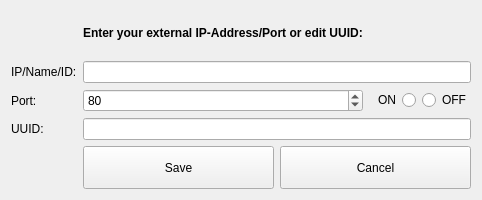
Above: ui/listener-edit.ui from berndhs/arado before the change. Below: the same form after it.
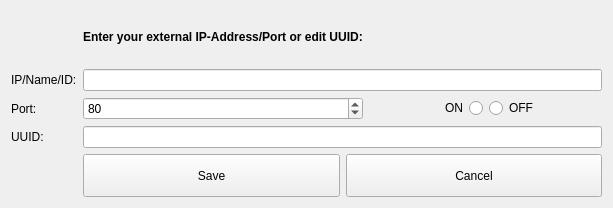
That is the form after the change. Icons and pictures are not drawn.

Commit message: removed warning cause, was harmless but ugly

```diff
--- a/ui/listener-edit.ui
+++ b/ui/listener-edit.ui
@@ -6,8 +6,8 @@
    <rect>
     <x>0</x>
     <y>0</y>
-    <width>473</width>
-    <height>200</height>
+    <width>613</width>
+    <height>208</height>
    </rect>
   </property>
   <property name="windowTitle">
@@ -155,6 +155,12 @@
     <layout class="QHBoxLayout" name="horizontalLayout">
      <item>
       <widget class="QPushButton" name="saveButton">
+       <property name="sizePolicy">
+        <sizepolicy hsizetype="Expanding" vsizetype="Fixed">
+         <horstretch>0</horstretch>
+         <verstretch>0</verstretch>
+        </sizepolicy>
+       </property>
        <property name="minimumSize">
         <size>
          <width>0</width>
@@ -178,6 +184,12 @@
      </item>
      <item>
       <widget class="QPushButton" name="cancelButton">
+       <property name="sizePolicy">
+        <sizepolicy hsizetype="Expanding" vsizetype="Fixed">
+         <horstretch>0</horstretch>
+         <verstretch>0</verstretch>
+        </sizepolicy>
+       </property>
        <property name="minimumSize">
         <size>
          <width>0</width>
```
The commit also changes 1 other file.
